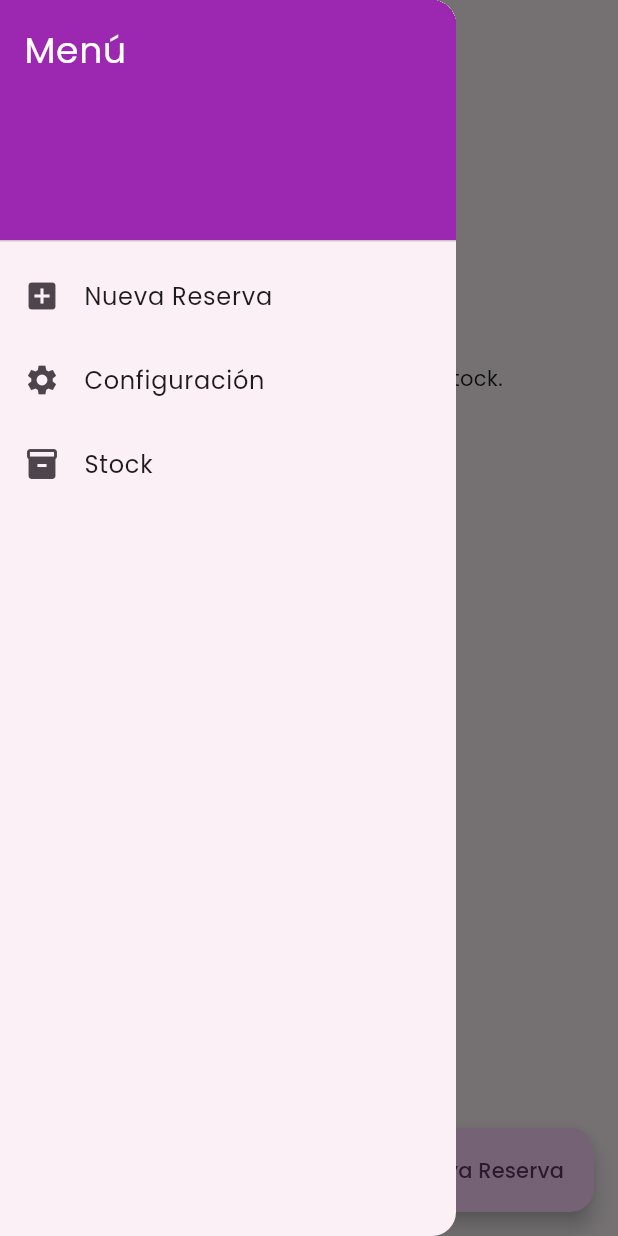
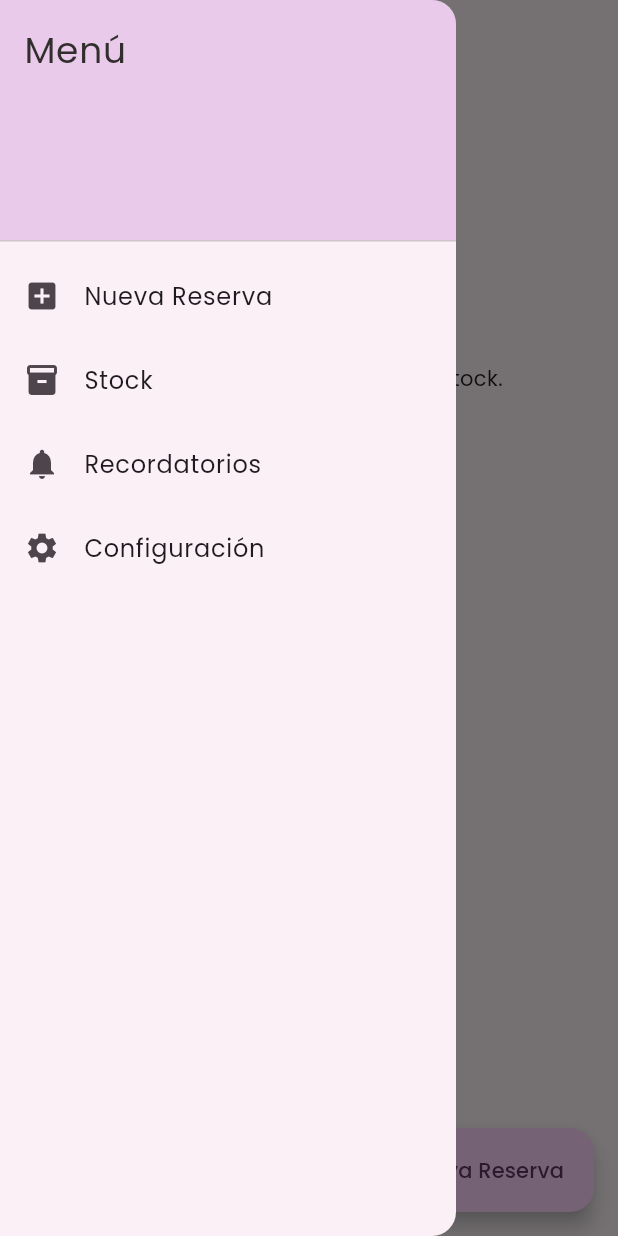
Before and after one commit to mica1470/Sistema-Eventos, a Flutter app: the DashboardPantalla screen opened by its route, with the side drawer open, on a phone screen of 412 x 824 dp. Run offline on Flutter 3.47's test engine with Material 3 defaults, Android fonts, the phone set to English and light mode, and no system bars; our stand-ins replace cloud_firestore, firebase_auth, firebase_core, google_fonts; accounts and stored records are empty.

Commit message:
Update dashboard_pantalla.dart

```diff
--- a/eventos_infantiles_web/lib/pantallas/dashboard_pantalla.dart
+++ b/eventos_infantiles_web/lib/pantallas/dashboard_pantalla.dart
@@ -11,6 +11,10 @@ class DashboardPantalla extends StatefulWidget {
 class _DashboardPantallaState extends State<DashboardPantalla> {
   bool mostrarTodasLasReservas = false;
   bool mostrarTodoElStock = false;
+  String filtroReservas = 'Recientes'; // O 'Próximas a vencer'
+
+  // Contador de reservas próximas a vencer en 3 días
+  int reservasProximasAVencer = 0;
 
   @override
   Widget build(BuildContext context) {
@@ -30,15 +34,88 @@ class _DashboardPantallaState extends State<DashboardPantalla> {
     );
 
     return Scaffold(
-      appBar: AppBar(title: const Text('Eventos Infantiles')),
+      appBar: AppBar(
+        title: const Text('Eventos Infantiles'),
+        actions: [
+          // StreamBuilder para contar reservas próximas a vencer en 3 días
+          StreamBuilder<QuerySnapshot>(
+            stream:
+                FirebaseFirestore.instance.collection('reservas').snapshots(),
+            builder: (context, snapshot) {
+              if (!snapshot.hasData) {
+                return const SizedBox(); // nada mientras carga
+              }
+
+              final hoy = DateTime.now();
+              final tresDiasDespues = hoy.add(const Duration(days: 3));
+
+              final reservas = snapshot.data!.docs;
+
+              // Filtrar reservas con fecha dentro de los próximos 3 días
+              final proximasAVencer = reservas.where((doc) {
+                final data = doc.data() as Map<String, dynamic>;
+                final fechaStr = data['fecha'] ?? '';
+                DateTime? fecha = DateTime.tryParse(fechaStr);
+                if (fecha == null) return false;
+                // La reserva vence si la fecha está entre hoy y 3 días adelante (inclusive)
+                return fecha.isAfter(hoy.subtract(const Duration(days: 1))) &&
+                    fecha
+                        .isBefore(tresDiasDespues.add(const Duration(days: 1)));
+              }).length;
+
+              if (proximasAVencer == 0) return const SizedBox();
+
+              return Stack(
+                alignment: Alignment.center,
+                children: [
+                  IconButton(
+                    icon: const Icon(Icons.notifications),
+                    onPressed: () {
+                      // Navegar a la pantalla de recordatorios o mostrar diálogo
+                      Navigator.pushNamed(context, '/recordatorios');
+                    },
+                  ),
+                  Positioned(
+                    right: 8,
+                    top: 8,
+                    child: Container(
+                      padding: const EdgeInsets.all(5),
+                      decoration: BoxDecoration(
+                        color: Colors.red,
+                        borderRadius: BorderRadius.circular(15),
+                      ),
+                      constraints: const BoxConstraints(
+                        minWidth: 20,
+                        minHeight: 20,
+                      ),
+                      child: Text(
+                        '$proximasAVencer',
+                        style: const TextStyle(
+                          color: Colors.white,
+                          fontSize: 12,
+                          fontWeight: FontWeight.bold,
+                        ),
+                        textAlign: TextAlign.center,
+                      ),
+                    ),
+                  ),
+                ],
+              );
+            },
+          ),
+          const SizedBox(width: 8),
+        ],
+      ),
       drawer: Drawer(
         child: ListView(
           padding: EdgeInsets.zero,
           children: [
             const DrawerHeader(
-              decoration: BoxDecoration(color: Colors.purple),
+              decoration:
+                  BoxDecoration(color: Color.fromARGB(129, 214, 165, 223)),
               child: Text('Menú',
-                  style: TextStyle(color: Colors.white, fontSize: 24)),
+                  style: TextStyle(
+                      color: Color.fromARGB(255, 51, 46, 46), fontSize: 24)),
             ),
             ListTile(
               leading: const Icon(Icons.add_box),
@@ -49,19 +126,26 @@ class _DashboardPantallaState extends State<DashboardPantalla> {
               },
             ),
             ListTile(
+              leading: const Icon(Icons.inventory),
+              title: const Text('Stock'),
+              onTap: () {
+                Navigator.pop(context);
+                Navigator.pushNamed(context, '/stock');
+              },
+            ),
+            ListTile(
+              leading: const Icon(Icons.notifications),
+              title: const Text('Recordatorios'),
+              onTap: () {
+                Navigator.pushNamed(context, '/recordatorios');
+              },
+            ),
+            ListTile(
               leading: const Icon(Icons.settings),
               title: const Text('Configuración'),
               onTap: () {
                 Navigator.pop(context);
                 Navigator.pushNamed(context, '/configuracion');
-              },
-            ),
-            ListTile(
-              leading: const Icon(Icons.inventory),
-              title: const Text('Stock'),
-              onTap: () {
-                Navigator.pop(context);
-                Navigator.pushNamed(context, '/stock');
               },
             ),
           ],
```
